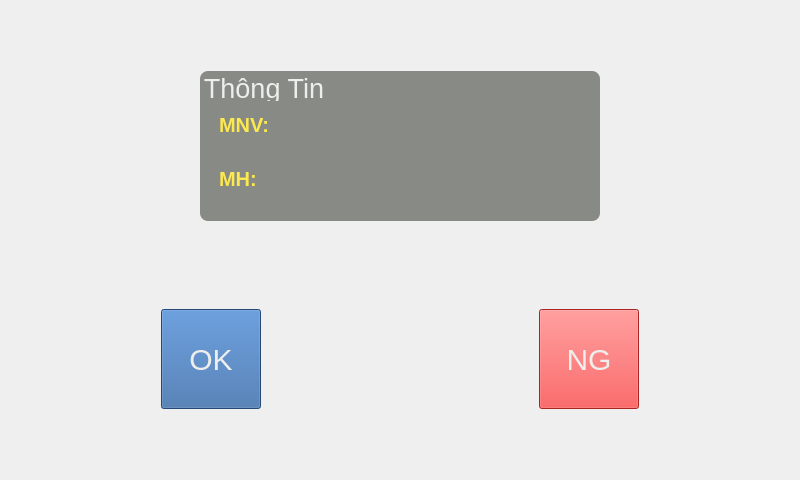
Old version of the form wCheckingKanban.ui in the repository NguyenTrongThinh/qakensagaikan.
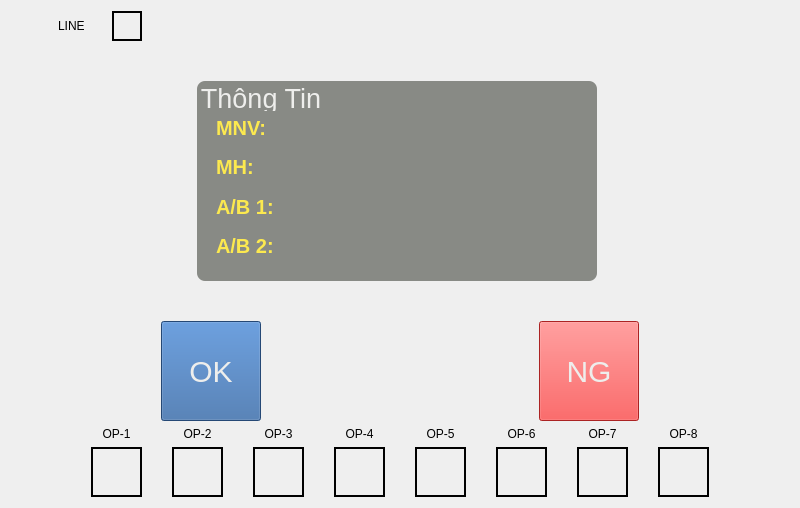
New version of the form. Icons and pictures are not drawn. Custom widgets are drawn as their Qt base class.

```diff
--- a/wCheckingKanban.ui
+++ b/wCheckingKanban.ui
@@ -14,9 +14,316 @@
    <string>Form</string>
   </property>
   <layout class="QGridLayout" name="gridLayout">
-   <item row="0" column="0">
+   <item row="3" column="0">
+    <spacer name="verticalSpacer">
+     <property name="orientation">
+      <enum>Qt::Vertical</enum>
+     </property>
+     <property name="sizeHint" stdset="0">
+      <size>
+       <width>20</width>
+       <height>40</height>
+      </size>
+     </property>
+    </spacer>
+   </item>
+   <item row="2" column="0">
+    <layout class="QGridLayout" name="gridLayout_6">
+     <property name="leftMargin">
+      <number>80</number>
+     </property>
+     <property name="rightMargin">
+      <number>80</number>
+     </property>
+     <property name="horizontalSpacing">
+      <number>30</number>
+     </property>
+     <item row="0" column="5">
+      <widget class="QLabel" name="label_11">
+       <property name="text">
+        <string>OP-6</string>
+       </property>
+       <property name="alignment">
+        <set>Qt::AlignCenter</set>
+       </property>
+      </widget>
+     </item>
+     <item row="0" column="3">
+      <widget class="QLabel" name="label_9">
+       <property name="text">
+        <string>OP-4</string>
+       </property>
+       <property name="alignment">
+        <set>Qt::AlignCenter</set>
+       </property>
+      </widget>
+     </item>
+     <item row="0" column="1">
+      <widget class="QLabel" name="label_7">
+       <property name="text">
+        <string>OP-2</string>
+       </property>
+       <property name="alignment">
+        <set>Qt::AlignCenter</set>
+       </property>
+      </widget>
+     </item>
+     <item row="0" column="4">
+      <widget class="QLabel" name="label_10">
+       <property name="text">
+        <string>OP-5</string>
+       </property>
+       <property name="alignment">
+        <set>Qt::AlignCenter</set>
+       </property>
+      </widget>
+     </item>
+     <item row="0" column="6">
+      <widget class="QLabel" name="label_12">
+       <property name="text">
+        <string>OP-7</string>
+       </property>
+       <property name="alignment">
+        <set>Qt::AlignCenter</set>
+       </property>
+      </widget>
+     </item>
+     <item row="0" column="2">
+      <widget class="QLabel" name="label_8">
+       <property name="text">
+        <string>OP-3</string>
+       </property>
+       <property name="alignment">
+        <set>Qt::AlignCenter</set>
+       </property>
+      </widget>
+     </item>
+     <item row="0" column="0">
+      <widget class="QLabel" name="label_5">
+       <property name="text">
+        <string>OP-1</string>
+       </property>
+       <property name="alignment">
+        <set>Qt::AlignCenter</set>
+       </property>
+      </widget>
+     </item>
+     <item row="1" column="0">
+      <widget class="QLabel" name="lbOP1">
+       <property name="minimumSize">
+        <size>
+         <width>0</width>
+         <height>50</height>
+        </size>
+       </property>
+       <property name="styleSheet">
+        <string notr="true">border-color: rgb(0, 0, 0);
+border: 2px solid black</string>
+       </property>
+       <property name="text">
+        <string/>
+       </property>
+      </widget>
+     </item>
+     <item row="0" column="7">
+      <widget class="QLabel" name="label_13">
+       <property name="text">
+        <string>OP-8</string>
+       </property>
+       <property name="alignment">
+        <set>Qt::AlignCenter</set>
+       </property>
+      </widget>
+     </item>
+     <item row="1" column="1">
+      <widget class="QLabel" name="lbOP2">
+       <property name="minimumSize">
+        <size>
+         <width>0</width>
+         <height>50</height>
+        </size>
+       </property>
+       <property name="styleSheet">
+        <string notr="true">border-color: rgb(0, 0, 0);
+border: 2px solid black</string>
+       </property>
+       <property name="text">
+        <string/>
+       </property>
+      </widget>
+     </item>
+     <item row="1" column="2">
+      <widget class="QLabel" name="LbOP3">
+       <property name="minimumSize">
+        <size>
+         <width>0</width>
+         <height>50</height>
+        </size>
+       </property>
+       <property name="styleSheet">
+        <string notr="true">border-color: rgb(0, 0, 0);
+border: 2px solid black</string>
+       </property>
+       <property name="text">
+        <string/>
+       </property>
+      </widget>
+     </item>
+     <item row="1" column="3">
+      <widget class="QLabel" name="lbOP4">
+       <property name="minimumSize">
+        <size>
+         <width>0</width>
+         <height>50</height>
+        </size>
+       </property>
+       <property name="styleSheet">
+        <string notr="true">border-color: rgb(0, 0, 0);
+border: 2px solid black</string>
+       </property>
+       <property name="text">
+        <string/>
+       </property>
+      </widget>
+     </item>
+     <item row="1" column="4">
+      <widget class="QLabel" name="lbOP5">
+       <property name="minimumSize">
+        <size>
+         <width>0</width>
+         <height>50</height>
+        </size>
+       </property>
+       <property name="styleSheet">
+        <string notr="true">border-color: rgb(0, 0, 0);
+border: 2px solid black</string>
+       </property>
+       <property name="text">
+        <string/>
+       </property>
+      </widget>
+     </item>
+     <item row="1" column="5">
+      <widget class="QLabel" name="lbOP6">
+       <property name="minimumSize">
+        <size>
+         <width>0</width>
+         <height>50</height>
+        </size>
+       </property>
+       <property name="styleSheet">
+        <string notr="true">border-color: rgb(0, 0, 0);
+border: 2px solid black</string>
+       </property>
+       <property name="text">
+        <string/>
+       </property>
+      </widget>
+     </item>
+     <item row="1" column="6">
+      <widget class="QLabel" name="lbOP7">
+       <property name="minimumSize">
+        <size>
+         <width>0</width>
+         <height>50</height>
+        </size>
+       </property>
+       <property name="styleSheet">
+        <string notr="true">border-color: rgb(0, 0, 0);
+border: 2px solid black</string>
+       </property>
+       <property name="text">
+        <string/>
+       </property>
+      </widget>
+     </item>
+     <item row="1" column="7">
+      <widget class="QLabel" name="lbOP8">
+       <property name="minimumSize">
+        <size>
+         <width>0</width>
+         <height>50</height>
+        </size>
+       </property>
+       <property name="styleSheet">
+        <string notr="true">border-color: rgb(0, 0, 0);
+border: 2px solid black</string>
+       </property>
+       <property name="text">
+        <string/>
+       </property>
+      </widget>
+     </item>
+    </layout>
+   </item>
+   <item row="1" column="0">
     <layout class="QGridLayout" name="gridLayout_2">
-     <item row="1" column="2">
+     <property name="verticalSpacing">
+      <number>40</number>
+     </property>
+     <item row="0" column="0">
+      <layout class="QHBoxLayout" name="horizontalLayout_6">
+       <property name="leftMargin">
+        <number>20</number>
+       </property>
+       <property name="rightMargin">
+        <number>20</number>
+       </property>
+       <item>
+        <widget class="QLabel" name="label_14">
+         <property name="sizePolicy">
+          <sizepolicy hsizetype="Fixed" vsizetype="Preferred">
+           <horstretch>0</horstretch>
+           <verstretch>0</verstretch>
+          </sizepolicy>
+         </property>
+         <property name="text">
+          <string>LINE</string>
+         </property>
+        </widget>
+       </item>
+       <item>
+        <widget class="QLabel" name="lbLIne">
+         <property name="sizePolicy">
+          <sizepolicy hsizetype="Fixed" vsizetype="Preferred">
+           <horstretch>0</horstretch>
+           <verstretch>0</verstretch>
+          </sizepolicy>
+         </property>
+         <property name="minimumSize">
+          <size>
+           <width>30</width>
+           <height>30</height>
+          </size>
+         </property>
+         <property name="styleSheet">
+          <string notr="true">border-color: rgb(0, 0, 0);
+border: 2px solid black</string>
+         </property>
+         <property name="text">
+          <string/>
+         </property>
+        </widget>
+       </item>
+      </layout>
+     </item>
+     <item row="1" column="0">
+      <spacer name="horizontalSpacer_2">
+       <property name="orientation">
+        <enum>Qt::Horizontal</enum>
+       </property>
+       <property name="sizeType">
+        <enum>QSizePolicy::Expanding</enum>
+       </property>
+       <property name="sizeHint" stdset="0">
+        <size>
+         <width>150</width>
+         <height>20</height>
+        </size>
+       </property>
+      </spacer>
+     </item>
+     <item row="1" column="3">
       <spacer name="horizontalSpacer">
        <property name="orientation">
         <enum>Qt::Horizontal</enum>
@@ -37,7 +344,7 @@
        <property name="minimumSize">
         <size>
          <width>400</width>
-         <height>150</height>
+         <height>200</height>
         </size>
        </property>
        <property name="font">
@@ -57,7 +364,7 @@
         <property name="topMargin">
          <number>20</number>
         </property>
-        <item row="0" column="0">
+        <item row="1" column="0">
          <layout class="QGridLayout" name="gridLayout_4" columnstretch="0,0">
           <property name="leftMargin">
            <number>10</number>
@@ -130,60 +437,77 @@
             </property>
            </widget>
           </item>
+          <item row="2" column="0">
+           <widget class="QLabel" name="label">
+            <property name="font">
+             <font>
+              <pointsize>15</pointsize>
+              <weight>75</weight>
+              <bold>true</bold>
+             </font>
+            </property>
+            <property name="styleSheet">
+             <string notr="true">color: rgb(252, 233, 79);</string>
+            </property>
+            <property name="text">
+             <string>A/B 1:</string>
+            </property>
+           </widget>
+          </item>
+          <item row="3" column="0">
+           <widget class="QLabel" name="label_2">
+            <property name="font">
+             <font>
+              <pointsize>15</pointsize>
+              <weight>75</weight>
+              <bold>true</bold>
+             </font>
+            </property>
+            <property name="styleSheet">
+             <string notr="true">color: rgb(252, 233, 79);</string>
+            </property>
+            <property name="text">
+             <string>A/B 2:</string>
+            </property>
+           </widget>
+          </item>
+          <item row="2" column="1">
+           <widget class="QLabel" name="lbAB1">
+            <property name="font">
+             <font>
+              <pointsize>15</pointsize>
+              <weight>75</weight>
+              <bold>true</bold>
+             </font>
+            </property>
+            <property name="text">
+             <string/>
+            </property>
+           </widget>
+          </item>
+          <item row="3" column="1">
+           <widget class="QLabel" name="lbAB2">
+            <property name="font">
+             <font>
+              <pointsize>15</pointsize>
+              <weight>75</weight>
+              <bold>true</bold>
+             </font>
+            </property>
+            <property name="text">
+             <string/>
+            </property>
+           </widget>
+          </item>
          </layout>
         </item>
        </layout>
       </widget>
      </item>
-     <item row="0" column="1">
-      <spacer name="verticalSpacer">
-       <property name="orientation">
-        <enum>Qt::Vertical</enum>
-       </property>
-       <property name="sizeType">
-        <enum>QSizePolicy::Fixed</enum>
-       </property>
-       <property name="sizeHint" stdset="0">
-        <size>
-         <width>20</width>
-         <height>60</height>
-        </size>
-       </property>
-      </spacer>
+     <item row="1" column="2">
+      <layout class="QHBoxLayout" name="horizontalLayout_5"/>
      </item>
-     <item row="5" column="1">
-      <spacer name="verticalSpacer_2">
-       <property name="orientation">
-        <enum>Qt::Vertical</enum>
-       </property>
-       <property name="sizeType">
-        <enum>QSizePolicy::Fixed</enum>
-       </property>
-       <property name="sizeHint" stdset="0">
-        <size>
-         <width>20</width>
-         <height>60</height>
-        </size>
-       </property>
-      </spacer>
-     </item>
-     <item row="1" column="0">
-      <spacer name="horizontalSpacer_2">
-       <property name="orientation">
-        <enum>Qt::Horizontal</enum>
-       </property>
-       <property name="sizeType">
-        <enum>QSizePolicy::Expanding</enum>
-       </property>
-       <property name="sizeHint" stdset="0">
-        <size>
-         <width>150</width>
-         <height>20</height>
-        </size>
-       </property>
-      </spacer>
-     </item>
-     <item row="4" column="0" colspan="3">
+     <item row="3" column="0" colspan="4">
       <layout class="QHBoxLayout" name="horizontalLayout">
        <item>
         <spacer name="horizontalSpacer_3">
@@ -290,21 +614,21 @@
        </item>
       </layout>
      </item>
-     <item row="2" column="1">
-      <spacer name="verticalSpacer_4">
-       <property name="orientation">
-        <enum>Qt::Vertical</enum>
-       </property>
-       <property name="sizeHint" stdset="0">
-        <size>
-         <width>20</width>
-         <height>40</height>
-        </size>
-       </property>
-      </spacer>
-     </item>
     </layout>
    </item>
+   <item row="0" column="0">
+    <spacer name="verticalSpacer_2">
+     <property name="orientation">
+      <enum>Qt::Vertical</enum>
+     </property>
+     <property name="sizeHint" stdset="0">
+      <size>
+       <width>20</width>
+       <height>40</height>
+      </size>
+     </property>
+    </spacer>
+   </item>
   </layout>
  </widget>
  <customwidgets>
```
Left out of the diff: 34 changed lines with no effect on the pictures.
